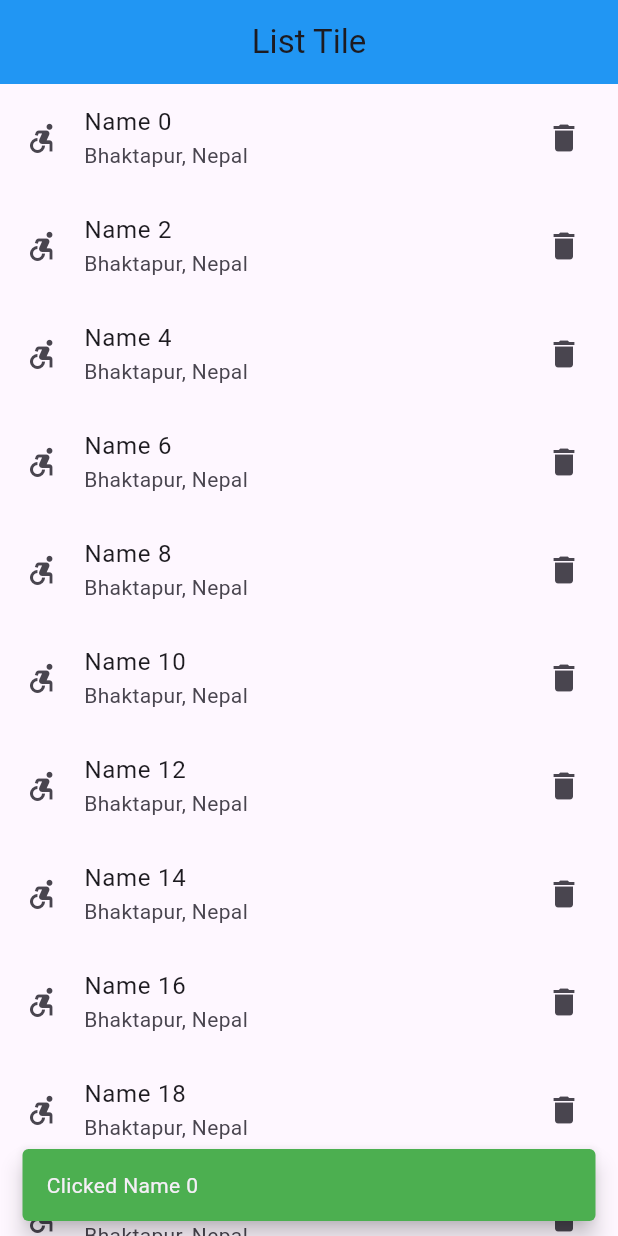
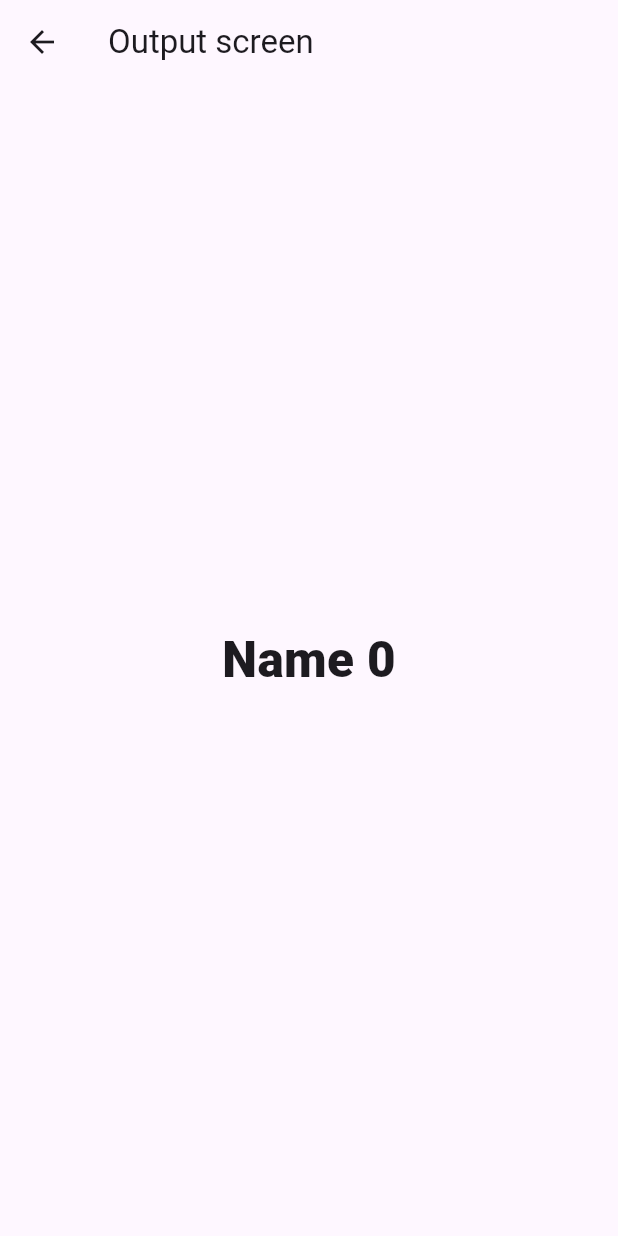
Before and after one commit to PrasannaJung/first_flutter_app, a Flutter app: the screen it shows after launch, after a tap on an icon or button, on a phone screen of 412 x 824 dp. Run offline on Flutter 3.47's test engine with Material 3 defaults, Android fonts, the phone set to English and light mode, and no system bars.

Commit message:
Create navigation page

```diff
--- a/lib/common/list_tile_common.dart
+++ b/lib/common/list_tile_common.dart
@@ -1,4 +1,5 @@
 import 'package:first_app/common/my_snackbar.dart';
+import 'package:first_app/screen/output_screen.dart';
 import 'package:flutter/material.dart';
 
 class ListTileCommon extends StatelessWidget {
@@ -9,11 +10,12 @@ class ListTileCommon extends StatelessWidget {
   Widget build(BuildContext context) {
     return ListTile(
       leading: const Icon(Icons.accessible_forward),
-      title: Text('Name ${index}'),
+      title: Text('Name $index'),
       subtitle: const Text("Bhaktapur, Nepal"),
       trailing: const Icon(Icons.delete),
       onTap: (){
-        showMySnackBar(message: "Clicked Name ${index}", context: context);
+        // showMySnackBar(message: "Clicked Name ${index}", context: context);
+        Navigator.push(context, MaterialPageRoute(builder: (context) =>  OutputScreen(outputData: "Name $index")));
       },
     );
   }
--- a/lib/screen/list_tile_screen.dart
+++ b/lib/screen/list_tile_screen.dart
@@ -6,6 +6,7 @@ class ListTileScreen extends StatelessWidget {
 
   @override
   Widget build(BuildContext context) {
+
     return Scaffold(
       appBar: AppBar(
         title: const Text("List Tile"),
--- /dev/null
+++ b/lib/screen/output_screen.dart
@@ -0,0 +1,21 @@
+import 'package:flutter/material.dart';
+
+class OutputScreen extends StatelessWidget {
+  final String outputData;
+  const OutputScreen({required this.outputData, super.key});
+
+  @override
+  Widget build(BuildContext context) {
+    return Scaffold(
+      appBar: AppBar(
+        title: const Text("Output screen"),
+      ),
+      body: Center(
+        child: Text(
+          outputData,
+          style: const TextStyle(fontWeight: FontWeight.w900, fontSize: 33.0),
+        ),
+      ),
+    );
+  }
+}
```
